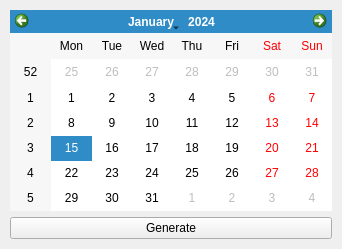
Qt form mainwindow.ui (gusya1/DemandCreatorMS) before a commit.
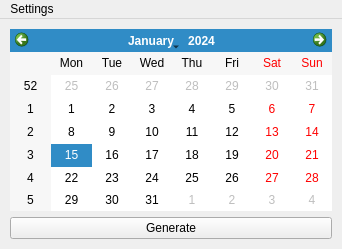
The same form after that commit. Icons and pictures are not drawn.

Commit message: settings added and project filter

Patch:
```diff
--- a/mainwindow.ui
+++ b/mainwindow.ui
@@ -46,6 +46,34 @@
     </item>
    </layout>
   </widget>
+  <widget class="QMenuBar" name="menuBar">
+   <property name="geometry">
+    <rect>
+     <x>0</x>
+     <y>0</y>
+     <width>342</width>
+     <height>21</height>
+    </rect>
+   </property>
+   <widget class="QMenu" name="menuSettings">
+    <property name="title">
+     <string>Settings</string>
+    </property>
+    <addaction name="actionSet_MS_token"/>
+    <addaction name="actionSet_status_blacklist_entity"/>
+   </widget>
+   <addaction name="menuSettings"/>
+  </widget>
+  <action name="actionSet_MS_token">
+   <property name="text">
+    <string>Set MS token</string>
+   </property>
+  </action>
+  <action name="actionSet_status_blacklist_entity">
+   <property name="text">
+    <string>Set status blacklist entity</string>
+   </property>
+  </action>
  </widget>
  <resources>
   <include location="resources.qrc"/>
```
The commit also changes 3 other files.
